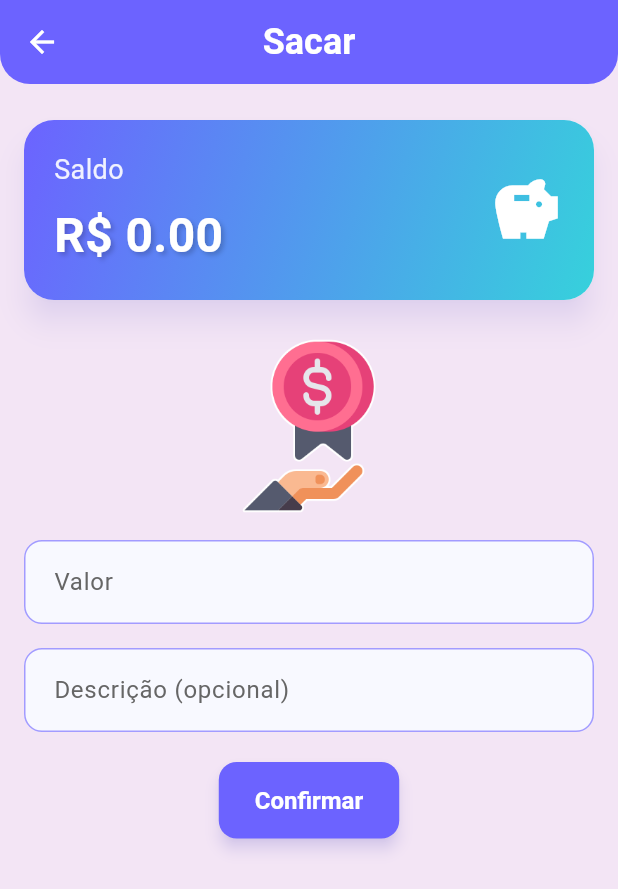
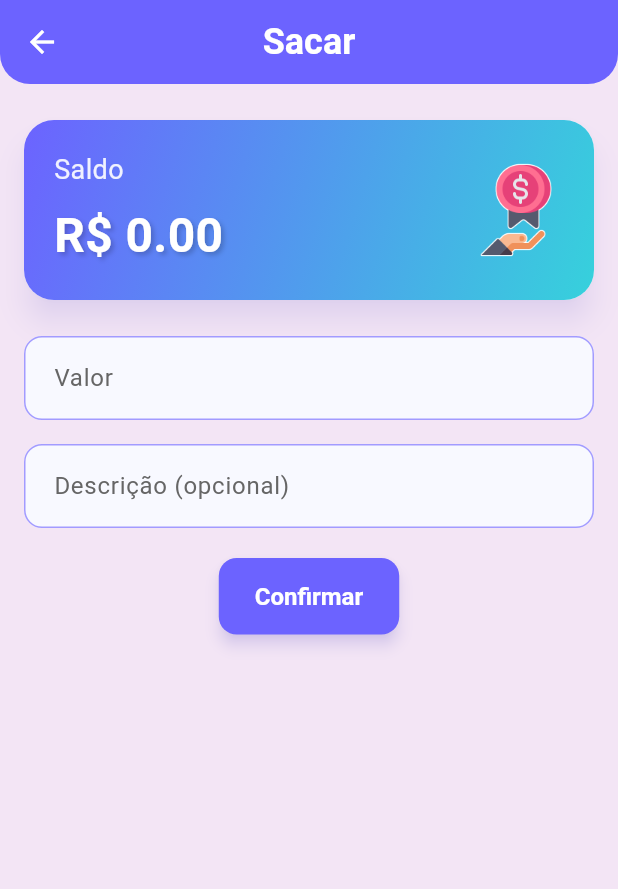
Before and after one commit to elbriga/my_kid_money, a Flutter app: the WithdrawScreen screen opened directly, on a phone screen of 412 x 824 dp. Shown: the top 889 px of the screen. Run offline on Flutter 3.47's test engine with Material 3 defaults, Android fonts, the phone set to English and light mode, and no system bars; our stand-ins replace audioplayers, confetti, fl_chart, image_picker, local_auth, shared_preferences; accounts and stored records are empty.

Commit message:
balance card icon

```diff
--- a/lib/screens/deposit_screen.dart
+++ b/lib/screens/deposit_screen.dart
@@ -128,12 +128,6 @@ class _DepositScreenState extends State<DepositScreen> {
                     children: [
                       BalanceCard(balance: _currentAccount!.balance),
                       const SizedBox(height: 16),
-                      Image.asset(
-                        'assets/icon/icon.png',
-                        height: 120,
-                        width: 120,
-                      ),
-                      const SizedBox(height: 16),
                       TextField(
                         controller: controllerValor,
                         decoration: const InputDecoration(labelText: "Valor"),
--- a/lib/screens/withdraw_screen.dart
+++ b/lib/screens/withdraw_screen.dart
@@ -152,12 +152,9 @@ class _WithdrawScreenState extends State<WithdrawScreen> {
               padding: const EdgeInsets.all(16),
               child: Column(
                 children: [
-                  BalanceCard(balance: _currentAccount!.balance),
-                  const SizedBox(height: 16),
-                  Image.asset(
-                    'assets/icon/cifrao.png',
-                    height: 120,
-                    width: 120,
+                  BalanceCard(
+                    balance: _currentAccount!.balance,
+                    icon: 'cifrao',
                   ),
                   const SizedBox(height: 16),
                   TextField(
--- a/lib/widgets/balance_card.dart
+++ b/lib/widgets/balance_card.dart
@@ -4,11 +4,13 @@ import '../theme/colors.dart';
 
 class BalanceCard extends StatelessWidget {
   final double balance;
-  const BalanceCard({super.key, required this.balance});
+  final String? icon;
+  const BalanceCard({super.key, required this.balance, this.icon});
 
   @override
   Widget build(BuildContext context) {
     final isPositive = balance >= 0;
+    final iconPath = 'assets/icon/${icon == null ? 'icon' : icon!}.png';
 
     return Card(
       elevation: 8,
@@ -57,11 +59,7 @@ class BalanceCard extends StatelessWidget {
                   ),
                 ],
               ),
-              Icon(
-                isPositive ? Icons.savings : Icons.money_off,
-                size: 50,
-                color: AppColors.textOnPrimary,
-              ),
+              Image.asset(iconPath, width: 64, height: 64),
             ],
           ),
         ),
```
